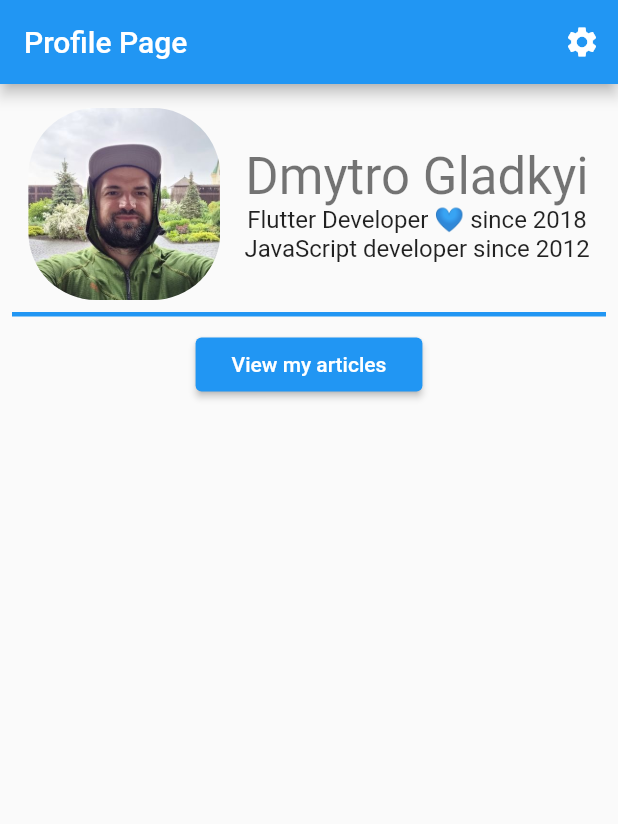
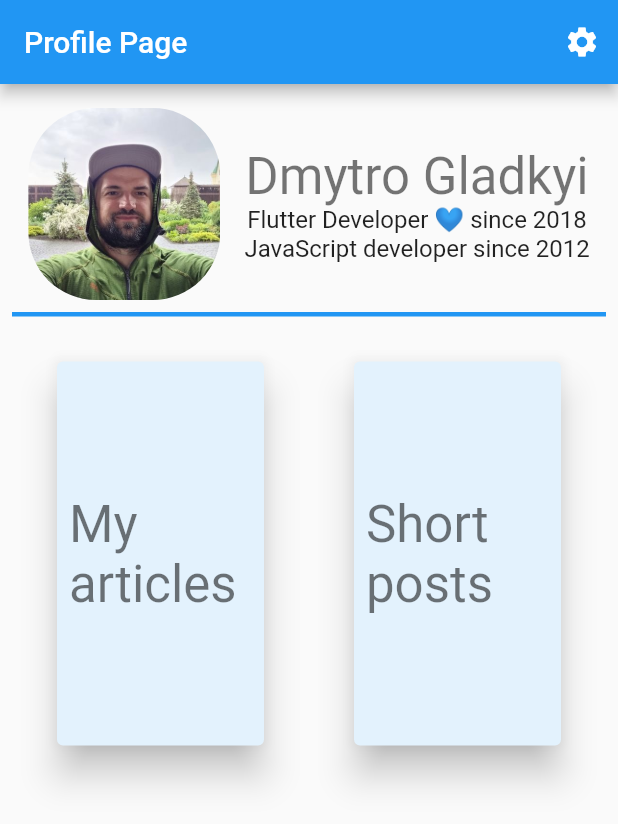
Before and after one commit to gladimdim/metapersona, a Flutter app: the screen it shows after launch, on a phone screen of 412 x 824 dp. Shown: the top 824 px of the screen. Run offline on Flutter 3.47's test engine with Material 2 defaults, Android fonts, the phone set to English and light mode, and no system bars; our stand-ins replace flutter_markdown, shared_preferences; generated files the repository leaves out were written again.

Commit message:
Added Card items for main menu catalog.

```diff
--- /dev/null
+++ b/lib/src/components/main_view_card_item.dart
@@ -0,0 +1,29 @@
+import 'package:flutter/material.dart';
+class MainMenuCardItem extends StatelessWidget {
+  final String text;
+  final VoidCallback? onPress;
+  const MainMenuCardItem({Key? key, required this.text, this.onPress}) : super(key: key);
+
+  @override
+  Widget build(BuildContext context) {
+    return InkWell(
+      onTap: onPress,
+      child: Padding(
+        padding: const EdgeInsets.all(18.0),
+        child: Card(
+          elevation: 10,
+          color: Theme.of(context).secondaryHeaderColor,
+          child: ConstrainedBox(
+            constraints: const BoxConstraints(minHeight: 256,),
+            child: Center(
+              child: Padding(
+                padding: const EdgeInsets.all(8.0),
+                child: Text(text, style: Theme.of(context).textTheme.headline4,),
+              ),
+            ),
+          ),
+        ),
+      ),
+    );
+  }
+}
--- a/lib/src/localization/app_en.arb
+++ b/lib/src/localization/app_en.arb
@@ -6,5 +6,6 @@
   "settings": "Settings",
   "profilePageTitle": "Profile Page",
   "experienceSummaryText": "Flutter Developer 💙. 8 years with JavaScript. 3 Years with Flutter :)",
-  "viewMyArticles": "View my articles"
+  "viewMyArticles": "My articles",
+  "viewShortPosts": "Short posts"
 }
--- a/lib/src/localization/app_uk.arb
+++ b/lib/src/localization/app_uk.arb
@@ -6,5 +6,6 @@
   "settings": "Налаштування",
   "profilePageTitle": "Профіль",
   "experienceSummaryText": "Flutter Розробник 💙. 8 років JavaScript. 3 роки з Flutter :)",
-  "viewMyArticles": "Переглянути мої статті"
+  "viewMyArticles": "Мої статті",
+  "viewShortPosts": "Короткі дописи"
 }
--- a/lib/src/main_view/main_profile_view.dart
+++ b/lib/src/main_view/main_profile_view.dart
@@ -2,6 +2,7 @@ import 'package:flutter/material.dart';
 import 'package:flutter_gen/gen_l10n/app_localizations.dart';
 import 'package:metapersona/src/catalog_view/catalog_view.dart';
 import 'package:metapersona/src/components/bordered_bottom.dart';
+import 'package:metapersona/src/components/main_view_card_item.dart';
 import 'package:metapersona/src/settings/settings_view.dart';
 
 class MainProfileView extends StatelessWidget {
@@ -54,10 +55,11 @@ class MainProfileView extends StatelessWidget {
                             style: Theme.of(context).textTheme.headline4,
                           ),
                           Text(
-                              "Flutter Developer 💙 since 2018",
+                            "Flutter Developer 💙 since 2018",
                             style: Theme.of(context).textTheme.subtitle1,
-                          ),Text(
-                              "JavaScript developer since 2012",
+                          ),
+                          Text(
+                            "JavaScript developer since 2012",
                             style: Theme.of(context).textTheme.subtitle1,
                           ),
                         ],
@@ -66,15 +68,28 @@ class MainProfileView extends StatelessWidget {
                   ],
                 ),
               ),
-              Padding(
-                padding: const EdgeInsets.all(8.0),
-                child: ElevatedButton(
-                  child: Padding(
-                    padding: EdgeInsets.all(8.0),
-                    child: Text(AppLocalizations.of(context)!.viewMyArticles),
+              Row(
+                children: [
+                  Expanded(
+                    flex: 1,
+                    child: Padding(
+                      padding: const EdgeInsets.all(8.0),
+                      child: MainMenuCardItem(
+                        text: AppLocalizations.of(context)!.viewMyArticles,
+                        onPress: () => _viewMyPostsPressed(context),
+                      ),
+                    ),
                   ),
-                  onPressed: () => _viewMyPostsPressed(context),
-                ),
+                  Expanded(
+                    flex: 1,
+                    child: Padding(
+                      padding: const EdgeInsets.all(8.0),
+                      child: MainMenuCardItem(
+                        text: AppLocalizations.of(context)!.viewShortPosts,
+                      ),
+                    ),
+                  ),
+                ],
               ),
             ],
           ),
@@ -84,7 +99,6 @@ class MainProfileView extends StatelessWidget {
   }
 
   void _viewMyPostsPressed(BuildContext context) {
-
     Navigator.restorablePushNamed(context, CatalogView.routeName);
   }
 }
```
